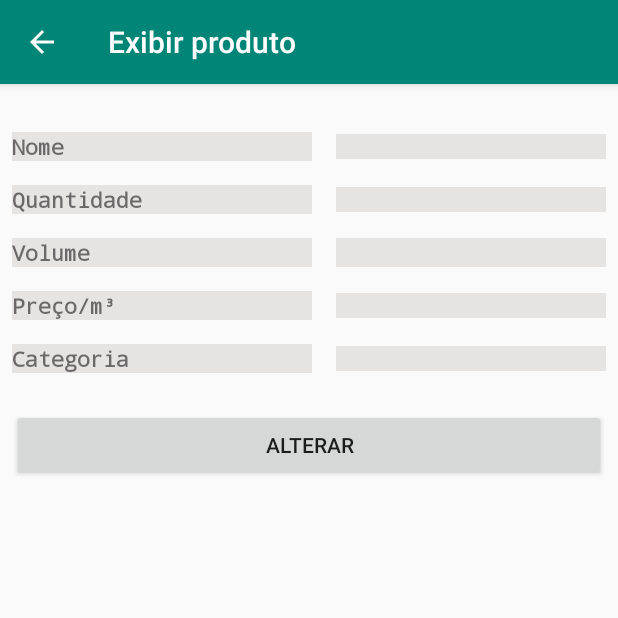
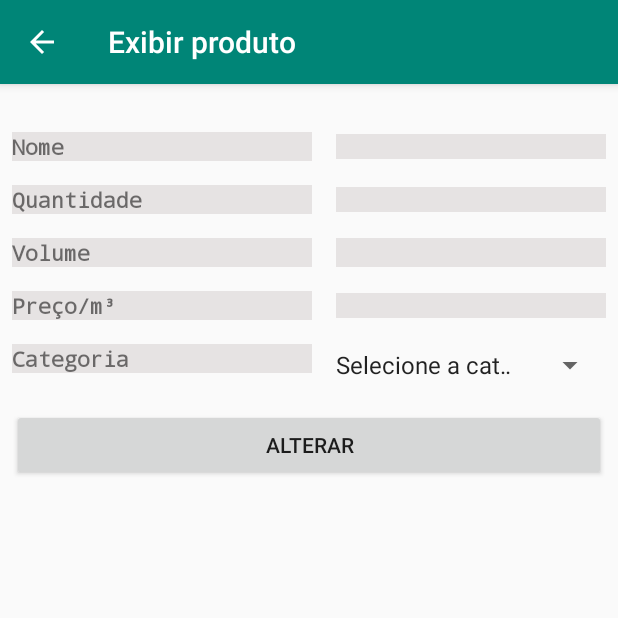
Before and after one commit to willianDeFreitas/FrontEndMobilePI4, an Android app: the ExibirProdutosActivity screen opened directly, with no data from a screen before it, on a phone screen of 412 x 824 dp, the top half of it. Run offline under Robolectric (Android 15) with nearby library versions, the phone set to English and light mode, and no system bars; 1 statement that could not run was skipped.

Commit message:
refatorando produto

```diff
--- a/app/src/main/java/com/example/frontpi4/activities/ExibirProdutosActivity.java
+++ b/app/src/main/java/com/example/frontpi4/activities/ExibirProdutosActivity.java
@@ -5,7 +5,10 @@
 import android.os.Bundle;
 import android.util.Log;
 import android.view.View;
+import android.widget.AdapterView;
+import android.widget.ArrayAdapter;
 import android.widget.EditText;
+import android.widget.Spinner;
 import android.widget.TextView;
 import android.widget.Toast;
 
@@ -20,7 +23,7 @@
 import retrofit2.Response;
 
 
-public class ExibirProdutosActivity extends AppCompatActivity {
+public class ExibirProdutosActivity extends AppCompatActivity implements AdapterView.OnItemSelectedListener {
 
     public static final String TAG = "ExibirProdutoActivity";
 
@@ -28,6 +31,8 @@
     EditText et_nome,et_preco, et_categoria ;
    int id;
 
+    Spinner funcao;
+    int funcao_selecionada;
 
 
     @Override
@@ -48,14 +53,21 @@
         et_nome = findViewById(R.id.et_nome_produto);
         et_preco = findViewById(R.id.et_preco_produto);
         et_qtd = findViewById(R.id.tv_quantidade_produto);
-        et_categoria = findViewById(R.id.et_categoria_produto);
         et_vol = findViewById(R.id.tv_volume_produto);
 
         et_nome.setText(nome);
         et_preco.setText(preco);
         et_qtd.setText(qtd);
         et_vol.setText(vol);
-        et_categoria.setText(categoriaId);
+//        et_categoria.setText(categoriaId);
+
+        funcao = findViewById(R.id.sp_exibir_categoria_produto);
+        ArrayAdapter<CharSequence> adapter = ArrayAdapter.createFromResource(this,
+                R.array.funcao_array_categoria, android.R.layout.simple_spinner_item);
+        adapter.setDropDownViewResource(android.R.layout.simple_spinner_dropdown_item);
+        funcao.setAdapter(adapter);
+        funcao.setOnItemSelectedListener(this);
+        funcao.setSelection(Integer.parseInt(categoriaId));
 
 
     }
@@ -64,18 +76,23 @@
         String nome = ((EditText)findViewById(R.id.et_nome_produto)).getText().toString();
         String p = ((EditText)findViewById(R.id.et_preco_produto)).getText().toString();
         String q = ((TextView)findViewById(R.id.tv_quantidade_produto)).getText().toString();
-        String catId = ((EditText)findViewById(R.id.et_categoria_produto)).getText().toString();
         String vol = ((TextView)findViewById(R.id.tv_volume_produto)).getText().toString();;
 
         ProdutoDTO produtoDTO;
 
         double preco=Double.parseDouble(p);
         double qtd=Double.parseDouble(q);
-        Long categoria=Long.valueOf(catId);
+        Long categoria=Long.valueOf(funcao_selecionada);
         Long idProduto= Long.valueOf(id);
         produtoDTO = new ProdutoDTO(nome,preco,qtd,vol,categoria);
 
-        String token = getToken();
+        String token ="" ;
+
+
+        if (nome != "" && preco != 0 && qtd != 0 && categoria != 0 && vol != "" ) {
+            produtoDTO = new ProdutoDTO(nome,preco,qtd,vol,categoria);
+            token = getToken();
+        }
 
         RetrofitService.getServico().alteraProduto(produtoDTO, idProduto, "Bearer "+token).enqueue(new Callback<ProdutoDTO>() {
             @Override
@@ -106,4 +123,14 @@
 
         return sp.getString("email",null);
     }
+
+    @Override
+    public void onItemSelected(AdapterView<?> parent, View view, int position, long id) {
+        funcao_selecionada = position;
+    }
+
+    @Override
+    public void onNothingSelected(AdapterView<?> parent) {
+
+    }
 }
--- a/app/src/main/java/com/example/frontpi4/helpers/ProdutoAdapter.java
+++ b/app/src/main/java/com/example/frontpi4/helpers/ProdutoAdapter.java
@@ -12,17 +12,12 @@
 import android.widget.TextView;
 import android.widget.Toast;
 
-import androidx.annotation.DrawableRes;
 import androidx.annotation.NonNull;
-import androidx.appcompat.widget.DrawableUtils;
 import androidx.recyclerview.widget.RecyclerView;
 
 import com.example.frontpi4.R;
-import com.example.frontpi4.activities.AlteracaoProdutoActivity;
-import com.example.frontpi4.activities.AlteracaoUsuarioActivity;
 import com.example.frontpi4.activities.ExibirProdutosActivity;
 import com.example.frontpi4.dto.ProdutoDTO;
-import com.example.frontpi4.dto.UsuarioDTO;
 import com.example.frontpi4.services.RetrofitService;
 
 import java.util.List;
--- a/app/src/main/res/layout/activity_exibir_produto.xml
+++ b/app/src/main/res/layout/activity_exibir_produto.xml
@@ -132,20 +132,21 @@
         app:layout_constraintStart_toEndOf="@+id/tv_dados_prod_preco"
         app:layout_constraintTop_toTopOf="@+id/tv_dados_prod_preco" />
 
-    <EditText
-        android:id="@+id/et_categoria_produto"
+
+    <Spinner
+        android:id="@+id/sp_exibir_categoria_produto"
         android:layout_width="0dp"
         android:layout_height="wrap_content"
-        android:layout_marginStart="16dp"
+        android:layout_marginStart="8dp"
+        android:layout_marginTop="8dp"
         android:layout_marginEnd="8dp"
-        android:textAlignment="center"
-        android:textSize="12sp"
-        android:background="#51B9B0B0"
-        android:fontFamily="monospace"
+        android:ems="10"
+        android:hint="Telefone"
         app:layout_constraintBottom_toBottomOf="@+id/tv_dados_prod_categoria"
         app:layout_constraintEnd_toEndOf="parent"
         app:layout_constraintStart_toEndOf="@+id/tv_dados_prod_categoria"
-        app:layout_constraintTop_toTopOf="@+id/tv_dados_prod_categoria" />
+        app:layout_constraintTop_toTopOf="@+id/tv_dados_prod_categoria"/>
+
 
     <Button
         android:id="@+id/bt_alterar_produto"
--- a/app/src/main/res/layout/activity_lista_produtos.xml
+++ b/app/src/main/res/layout/activity_lista_produtos.xml
@@ -42,7 +42,7 @@
         android:ems="7"
         android:fontFamily="monospace"
         android:inputType="textPersonName"
-        android:text="@string/Quantidade"
+        android:text="@string/qtd_ponto"
         android:textAlignment="center"
         android:textSize="18sp"
         android:textStyle="bold"
--- a/app/src/main/res/values/strings.xml
+++ b/app/src/main/res/values/strings.xml
@@ -40,6 +40,7 @@
     <string name="et_preco_do_produto">Preço do produto</string>
     <string name="valor_item_venda_dois_pontos">Valor item venda:</string>
     <string name="valor_item_venda">Valor item venda</string>
+    <string name="qtd_ponto">Qtd.</string>
     <string-array name="funcao_array">
         <item>Selecione a função</item>
         <item>Secretaria</item>
```
Also changed, not shown: app/src/main/AndroidManifest.xml (+0 -8 lines), app/src/main/java/com/example/frontpi4/activities/AlteracaoProdutoActivity.java (deleted, +0 -83 lines).
